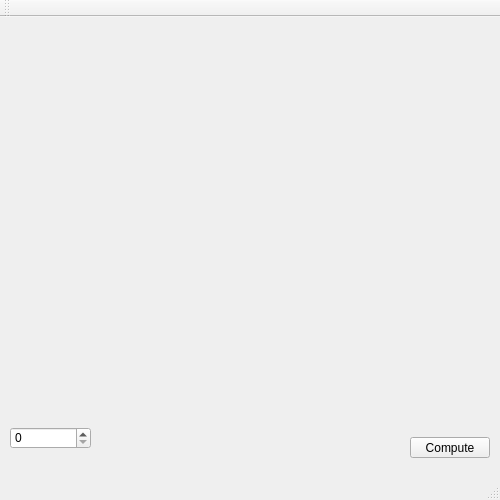
MatthieuHernandez/NeuralNetworkTest, file Example/MNIST/mainwindow.ui: the form before one commit.
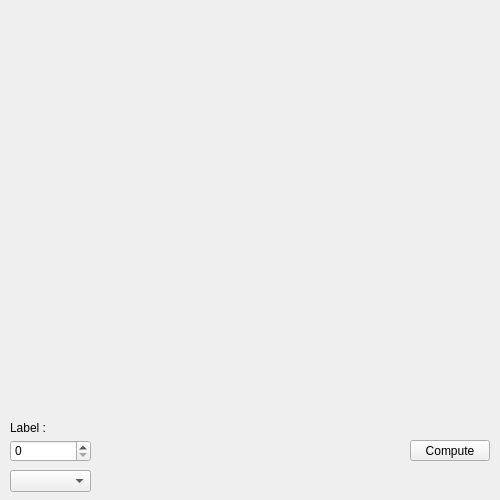
The form after the commit.

Commit message: [NN-0003] Refactoring finished for GUI

Diff of the .ui file:
```diff
--- a/Example/MNIST/mainwindow.ui
+++ b/Example/MNIST/mainwindow.ui
@@ -14,11 +14,17 @@
    <string>MainWindow</string>
   </property>
   <widget class="QWidget" name="centralWidget">
-   <widget class="QSpinBox" name="spinBoxLabel">
+   <property name="minimumSize">
+    <size>
+     <width>0</width>
+     <height>0</height>
+    </size>
+   </property>
+   <widget class="QSpinBox" name="spinBoxImageId">
     <property name="geometry">
      <rect>
       <x>10</x>
-      <y>410</y>
+      <y>440</y>
       <width>81</width>
       <height>22</height>
      </rect>
@@ -44,7 +50,7 @@
     <property name="geometry">
      <rect>
       <x>410</x>
-      <y>420</y>
+      <y>440</y>
       <width>80</width>
       <height>21</height>
      </rect>
@@ -53,26 +59,30 @@
      <string>Compute</string>
     </property>
    </widget>
-  </widget>
-  <widget class="QMenuBar" name="menuBar">
+   <widget class="QLabel" name="labelImage">
+    <property name="geometry">
+     <rect>
+      <x>10</x>
+      <y>420</y>
+      <width>81</width>
+      <height>16</height>
+     </rect>
+    </property>
+    <property name="text">
+     <string>Label :</string>
+    </property>
+   </widget>
+   <widget class="QComboBox" name="comboBoxSet">
    <property name="geometry">
     <rect>
-     <x>0</x>
-     <y>0</y>
-     <width>500</width>
-     <height>20</height>
+      <x>10</x>
+      <y>470</y>
+      <width>81</width>
+      <height>22</height>
     </rect>
    </property>
   </widget>
-  <widget class="QToolBar" name="mainToolBar">
-   <attribute name="toolBarArea">
-    <enum>TopToolBarArea</enum>
-   </attribute>
-   <attribute name="toolBarBreak">
-    <bool>false</bool>
-   </attribute>
   </widget>
-  <widget class="QStatusBar" name="statusBar"/>
  </widget>
  <layoutdefault spacing="6" margin="11"/>
  <resources/>
```
Left out of the diff: 2 changed lines with no effect on the pictures. Lines whose indentation alone changed are shown as unchanged. The commit also changes 6 other files.
